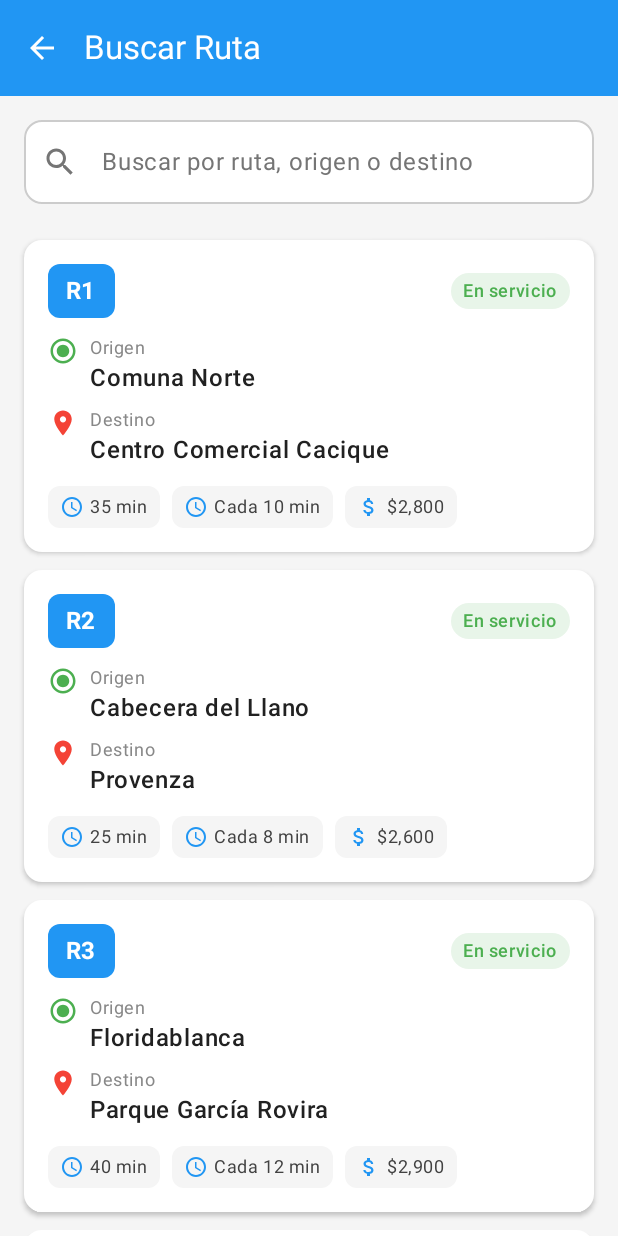
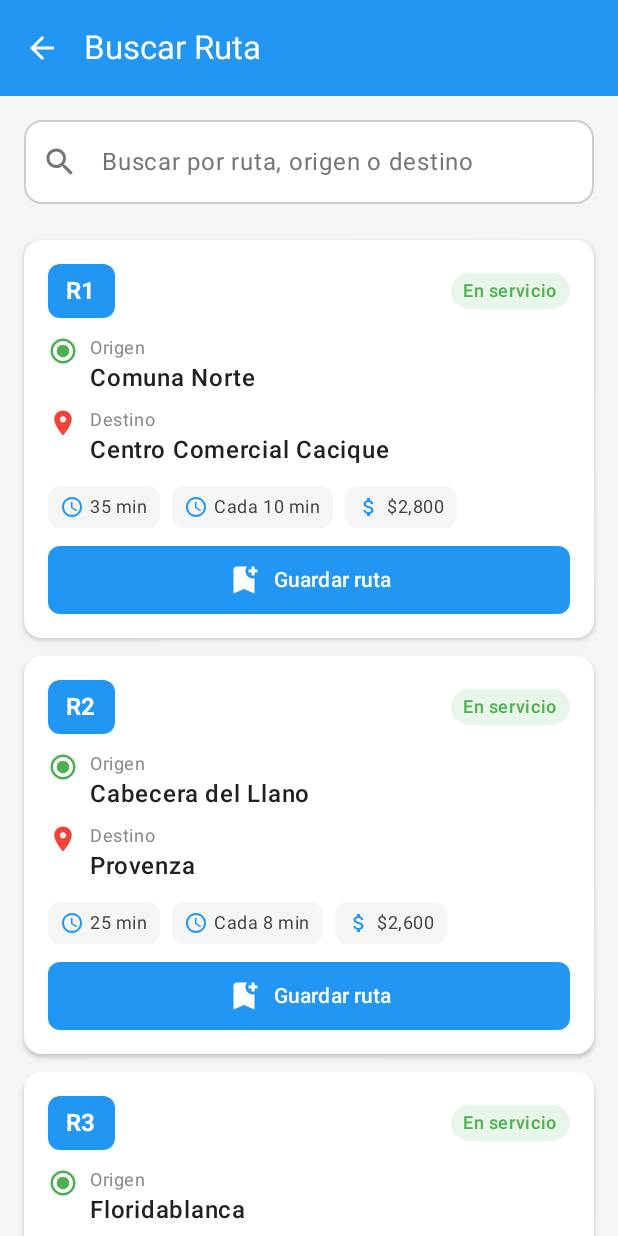
Before and after one commit to Ing-JorgeLuisPinto/MoveUp, an Android app built with Jetpack Compose: the screen it shows after launch (MainActivity), after a tap on "Buscar Ruta", on a phone screen of 412 x 824 dp. Run offline under Robolectric (Android 15) with nearby library versions, the phone set to English and light mode, and no system bars.

Commit message:
Guardar Ruta

```diff
--- a/app/src/main/java/jorge/pinto/camilo/oliva/carlos/oliva/moveup/AppNavigation.kt
+++ b/app/src/main/java/jorge/pinto/camilo/oliva/carlos/oliva/moveup/AppNavigation.kt
@@ -1,12 +1,10 @@
-package jorge.pinto.camilo.oliva.carlos.oliva.moveup.navigation
-
+package jorge.pinto.camilo.oliva.carlos.oliva.moveup
 import androidx.compose.runtime.Composable
 import androidx.navigation.NavType
 import androidx.navigation.compose.NavHost
 import androidx.navigation.compose.composable
 import androidx.navigation.compose.rememberNavController
 import androidx.navigation.navArgument
-import jorge.pinto.camilo.oliva.carlos.oliva.moveup.screens.*
 
 @Composable
 fun AppNavigation() {
--- a/app/src/main/java/jorge/pinto/camilo/oliva/carlos/oliva/moveup/DriverDashboardScreen.kt
+++ b/app/src/main/java/jorge/pinto/camilo/oliva/carlos/oliva/moveup/DriverDashboardScreen.kt
@@ -1,4 +1,4 @@
-package jorge.pinto.camilo.oliva.carlos.oliva.moveup.screens
+package jorge.pinto.camilo.oliva.carlos.oliva.moveup
 
 import android.widget.Toast
 import androidx.compose.foundation.background
--- a/app/src/main/java/jorge/pinto/camilo/oliva/carlos/oliva/moveup/DriverLoginScreen.kt
+++ b/app/src/main/java/jorge/pinto/camilo/oliva/carlos/oliva/moveup/DriverLoginScreen.kt
@@ -1,4 +1,4 @@
-package jorge.pinto.camilo.oliva.carlos.oliva.moveup.screens
+package jorge.pinto.camilo.oliva.carlos.oliva.moveup
 
 import android.widget.Toast
 import androidx.compose.foundation.background
--- a/app/src/main/java/jorge/pinto/camilo/oliva/carlos/oliva/moveup/DriverRegisterScreen.kt
+++ b/app/src/main/java/jorge/pinto/camilo/oliva/carlos/oliva/moveup/DriverRegisterScreen.kt
@@ -1,5 +1,4 @@
-package jorge.pinto.camilo.oliva.carlos.oliva.moveup.screens
-
+package jorge.pinto.camilo.oliva.carlos.oliva.moveup
 import android.widget.Toast
 import androidx.compose.foundation.background
 import androidx.compose.foundation.layout.*
--- a/app/src/main/java/jorge/pinto/camilo/oliva/carlos/oliva/moveup/MainActivity.kt
+++ b/app/src/main/java/jorge/pinto/camilo/oliva/carlos/oliva/moveup/MainActivity.kt
@@ -7,14 +7,13 @@ import androidx.compose.foundation.layout.fillMaxSize
 import androidx.compose.material3.MaterialTheme
 import androidx.compose.material3.Surface
 import androidx.compose.ui.Modifier
-import jorge.pinto.camilo.oliva.carlos.oliva.moveup.navigation.AppNavigation
-import jorge.pinto.camilo.oliva.carlos.oliva.moveup.ui.theme.TransportePublicoTheme
+import jorge.pinto.camilo.oliva.carlos.oliva.moveup.ui.theme.Theme
 
 class MainActivity : ComponentActivity() {
     override fun onCreate(savedInstanceState: Bundle?) {
         super.onCreate(savedInstanceState)
         setContent {
-            TransportePublicoTheme {
+            Theme {
                 Surface(
                     modifier = Modifier.fillMaxSize(),
                     color = MaterialTheme.colorScheme.background
--- a/app/src/main/java/jorge/pinto/camilo/oliva/carlos/oliva/moveup/MainMenuScreen.kt
+++ b/app/src/main/java/jorge/pinto/camilo/oliva/carlos/oliva/moveup/MainMenuScreen.kt
@@ -1,4 +1,4 @@
-package jorge.pinto.camilo.oliva.carlos.oliva.moveup.screens
+package jorge.pinto.camilo.oliva.carlos.oliva.moveup
 
 import androidx.compose.foundation.background
 import androidx.compose.foundation.clickable
--- a/app/src/main/java/jorge/pinto/camilo/oliva/carlos/oliva/moveup/MyRoutesScreen.kt
+++ b/app/src/main/java/jorge/pinto/camilo/oliva/carlos/oliva/moveup/MyRoutesScreen.kt
@@ -1,4 +1,4 @@
-package jorge.pinto.camilo.oliva.carlos.oliva.moveup.screens
+package jorge.pinto.camilo.oliva.carlos.oliva.moveup
 
 import androidx.compose.foundation.background
 import androidx.compose.foundation.clickable
@@ -15,8 +15,6 @@ import androidx.compose.ui.Modifier
 import androidx.compose.ui.graphics.Color
 import androidx.compose.ui.text.font.FontWeight
 import androidx.compose.ui.unit.dp
-import jorge.pinto.camilo.oliva.carlos.oliva.moveup.data.BusRoute
-import jorge.pinto.camilo.oliva.carlos.oliva.moveup.data.getAllRoutes
 
 @OptIn(ExperimentalMaterial3Api::class)
 @Composable
--- a/app/src/main/java/jorge/pinto/camilo/oliva/carlos/oliva/moveup/ReportScreen.kt
+++ b/app/src/main/java/jorge/pinto/camilo/oliva/carlos/oliva/moveup/ReportScreen.kt
@@ -1,4 +1,4 @@
-package jorge.pinto.camilo.oliva.carlos.oliva.moveup.screens
+package jorge.pinto.camilo.oliva.carlos.oliva.moveup
 
 import android.widget.Toast
 import androidx.compose.foundation.background
--- a/app/src/main/java/jorge/pinto/camilo/oliva/carlos/oliva/moveup/RouteData.kt
+++ b/app/src/main/java/jorge/pinto/camilo/oliva/carlos/oliva/moveup/RouteData.kt
@@ -1,4 +1,4 @@
-package jorge.pinto.camilo.oliva.carlos.oliva.moveup.data
+package jorge.pinto.camilo.oliva.carlos.oliva.moveup
 
 import com.google.android.gms.maps.model.LatLng
 
--- a/app/src/main/java/jorge/pinto/camilo/oliva/carlos/oliva/moveup/SearchRouteScreen.kt
+++ b/app/src/main/java/jorge/pinto/camilo/oliva/carlos/oliva/moveup/SearchRouteScreen.kt
@@ -1,4 +1,4 @@
-package jorge.pinto.camilo.oliva.carlos.oliva.moveup.screens
+package jorge.pinto.camilo.oliva.carlos.oliva.moveup
 
 import androidx.compose.foundation.background
 import androidx.compose.foundation.clickable
@@ -15,8 +15,6 @@ import androidx.compose.ui.Modifier
 import androidx.compose.ui.graphics.Color
 import androidx.compose.ui.text.font.FontWeight
 import androidx.compose.ui.unit.dp
-import jorge.pinto.camilo.oliva.carlos.oliva.moveup.data.BusRoute
-import jorge.pinto.camilo.oliva.carlos.oliva.moveup.data.getAllRoutes
 
 @OptIn(ExperimentalMaterial3Api::class)
 @Composable
@@ -145,6 +143,9 @@ private fun RouteCard(
     route: BusRoute,
     onClick: () -> Unit
 ) {
+    var isSaving by remember { mutableStateOf(false) }
+    var saveSuccess by remember { mutableStateOf<Boolean?>(null) }
+
     Card(
         modifier = Modifier
             .fillMaxWidth()
@@ -184,7 +185,7 @@ private fun RouteCard(
 
             Spacer(modifier = Modifier.height(12.dp))
 
-            // Origen y Destino
+            // Origen y destino
             Column(verticalArrangement = Arrangement.spacedBy(8.dp)) {
                 Row(
                     verticalAlignment = Alignment.Top,
@@ -242,22 +243,70 @@ private fun RouteCard(
                 modifier = Modifier.fillMaxWidth(),
                 horizontalArrangement = Arrangement.spacedBy(8.dp)
             ) {
-                InfoChip(
-                    icon = Icons.Default.Schedule,
-                    text = route.duration
-                )
-                InfoChip(
-                    icon = Icons.Default.AccessTime,
-                    text = route.frequency
-                )
-                InfoChip(
-                    icon = Icons.Default.AttachMoney,
-                    text = route.fare
-                )
+                InfoChip(icon = Icons.Default.Schedule, text = route.duration)
+                InfoChip(icon = Icons.Default.AccessTime, text = route.frequency)
+                InfoChip(icon = Icons.Default.AttachMoney, text = route.fare)
+            }
+
+            Spacer(modifier = Modifier.height(12.dp))
+
+            // 🔘 Botón de guardar
+            Button(
+                onClick = {
+                    isSaving = true
+                    saveRouteToFirestore(route) { success ->
+                        isSaving = false
+                        saveSuccess = success
+                    }
+                },
+                modifier = Modifier
+                    .fillMaxWidth()
+                    .height(45.dp),
+                shape = RoundedCornerShape(8.dp),
+                colors = ButtonDefaults.buttonColors(containerColor = Color(0xFF2196F3))
+            ) {
+                if (isSaving) {
+                    CircularProgressIndicator(
+                        color = Color.White,
+                        modifier = Modifier.size(22.dp),
+                        strokeWidth = 2.dp
+                    )
+                } else {
+                    Icon(
+                        imageVector = Icons.Default.BookmarkAdd,
+                        contentDescription = null,
+                        tint = Color.White
+                    )
+                    Spacer(Modifier.width(8.dp))
+                    Text("Guardar ruta", color = Color.White)
+                }
+            }
+
+            // ✅ Mensaje visual de confirmación
+            saveSuccess?.let { success ->
+                val message = if (success) "Ruta guardada correctamente" else "Error al guardar ruta"
+                val bgColor = if (success) Color(0xFFD0F0C0) else Color(0xFFFFCDD2)
+                val textColor = if (success) Color(0xFF2E7D32) else Color(0xFFC62828)
+
+                Spacer(modifier = Modifier.height(8.dp))
+                Surface(
+                    color = bgColor,
+                    shape = RoundedCornerShape(8.dp)
+                ) {
+                    Text(
+                        text = message,
+                        color = textColor,
+                        modifier = Modifier
+                            .fillMaxWidth()
+                            .padding(8.dp),
+                        style = MaterialTheme.typography.bodySmall
+                    )
+                }
             }
         }
     }
 }
+
 
 @Composable
 private fun StatusChip(status: String) {
--- a/app/src/main/java/jorge/pinto/camilo/oliva/carlos/oliva/moveup/SplashScreen.kt
+++ b/app/src/main/java/jorge/pinto/camilo/oliva/carlos/oliva/moveup/SplashScreen.kt
@@ -1,4 +1,4 @@
-package jorge.pinto.camilo.oliva.carlos.oliva.moveup.screens
+package jorge.pinto.camilo.oliva.carlos.oliva.moveup
 
 import androidx.compose.animation.core.animateFloatAsState
 import androidx.compose.animation.core.tween
@@ -17,7 +17,6 @@ import androidx.compose.ui.graphics.Color
 import androidx.compose.ui.text.font.FontWeight
 import androidx.compose.ui.unit.dp
 import androidx.compose.ui.unit.sp
-import com.google.firebase.auth.FirebaseAuth
 import kotlinx.coroutines.delay
 
 @Composable
--- a/app/src/main/java/jorge/pinto/camilo/oliva/carlos/oliva/moveup/ui/theme/Theme.kt
+++ b/app/src/main/java/jorge/pinto/camilo/oliva/carlos/oliva/moveup/ui/theme/Theme.kt
@@ -29,7 +29,7 @@ private val LightColorScheme = lightColorScheme(
 )
 
 @Composable
-fun TransportePublicoTheme(
+fun Theme(
     content: @Composable () -> Unit
 ) {
     MaterialTheme(
```
Also changed, not shown: app/src/main/java/jorge/pinto/camilo/oliva/carlos/oliva/moveup/FirestoreUtils.kt (added, +46 -0 lines), app/src/main/java/jorge/pinto/camilo/oliva/carlos/oliva/moveup/MapFullScreen.kt (+1 -8 lines), app/src/main/java/jorge/pinto/camilo/oliva/carlos/oliva/moveup/RouteDetailScreen.kt (+1 -6 lines).
